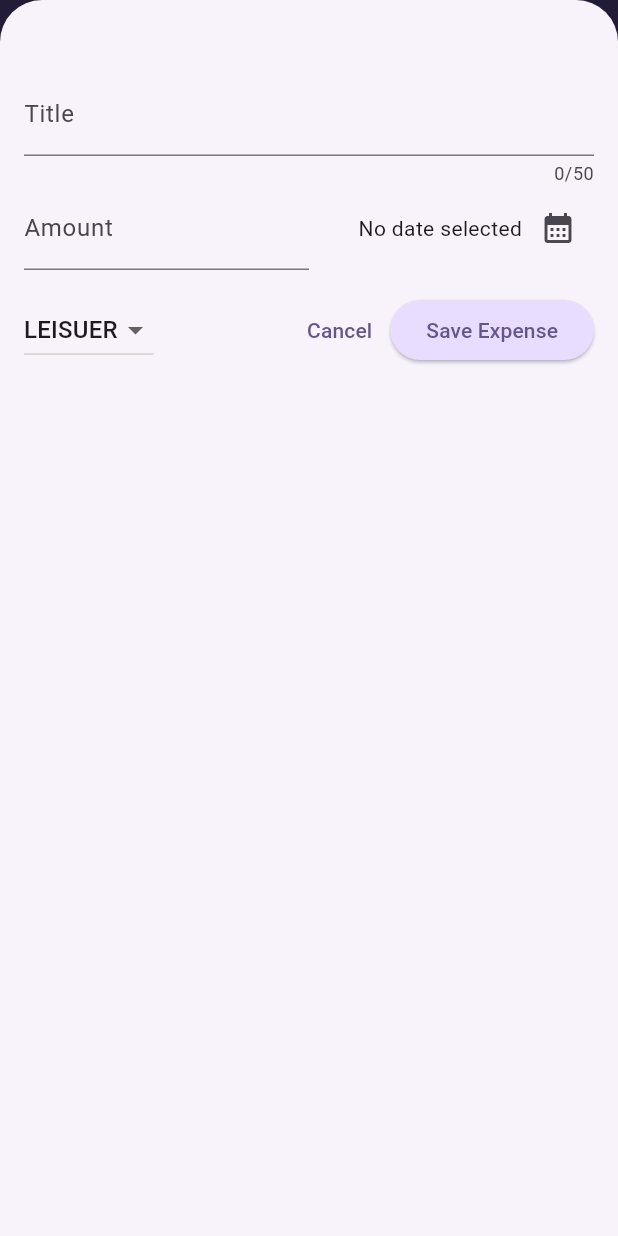
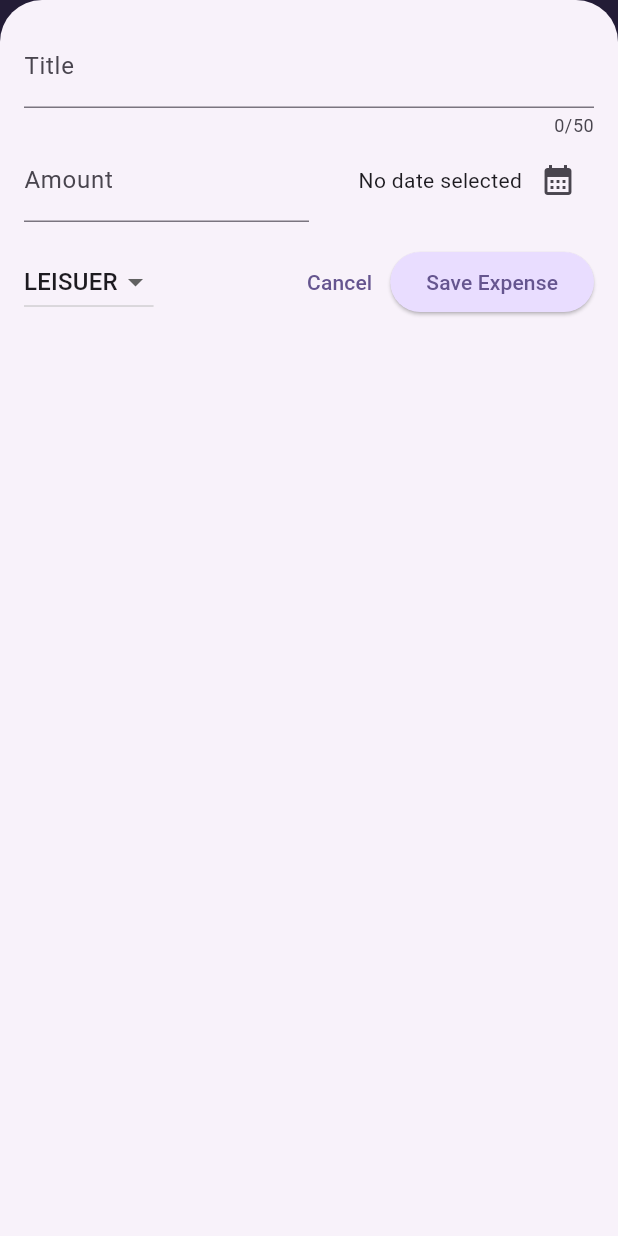
Before and after one commit to anowakowski/FlutterProjectsTests, a Flutter app: the screen it shows after launch, after a tap on the "add" icon, on a phone screen of 412 x 824 dp. Run offline on Flutter 3.47's test engine with Material 3 defaults, Android fonts, the phone set to English and light mode, and no system bars; our stand-ins replace google_fonts.

Commit message:
add useSafeArea, add scroll for keyboard and some space

```diff
--- a/theming_more_widgets_exp_tracker_app/lib/widgets/expenses.dart
+++ b/theming_more_widgets_exp_tracker_app/lib/widgets/expenses.dart
@@ -22,7 +22,11 @@ class _ExpensesState extends State<Expenses> {
   ];
 
   void _openAddExpenseOverlay() {
-    showModalBottomSheet(isScrollControlled: true, context: context, builder: (ctx) => NewExpense(onAddExpense: _addExpense));
+    showModalBottomSheet(
+      useSafeArea: true,
+      isScrollControlled: true,
+      context: context,
+      builder: (ctx) => NewExpense(onAddExpense: _addExpense));
   }
 
   void _addExpense(Expense expense) {
--- a/theming_more_widgets_exp_tracker_app/lib/widgets/new_expense.dart
+++ b/theming_more_widgets_exp_tracker_app/lib/widgets/new_expense.dart
@@ -65,8 +65,14 @@ class _NewExpenseState extends State<NewExpense> {
 
   @override
   Widget build(BuildContext context) {
-    return Padding(
-      padding: const EdgeInsets.fromLTRB(16, 48, 16, 16),
+    final keyboardSpace = MediaQuery.of(context).viewInsets.bottom;
+
+
+    return SizedBox(
+      height: double.infinity,
+      child: SingleChildScrollView(
+        child: Padding(
+          padding: EdgeInsets.fromLTRB(16, 16, 16, keyboardSpace + 16),
           child: Column(
             children: [
               TextField(
@@ -141,6 +147,8 @@ class _NewExpenseState extends State<NewExpense> {
               )
             ],
           ),
+        ),
+      ),
     );
   }
 
```
Lines whose indentation alone changed are shown as unchanged.
